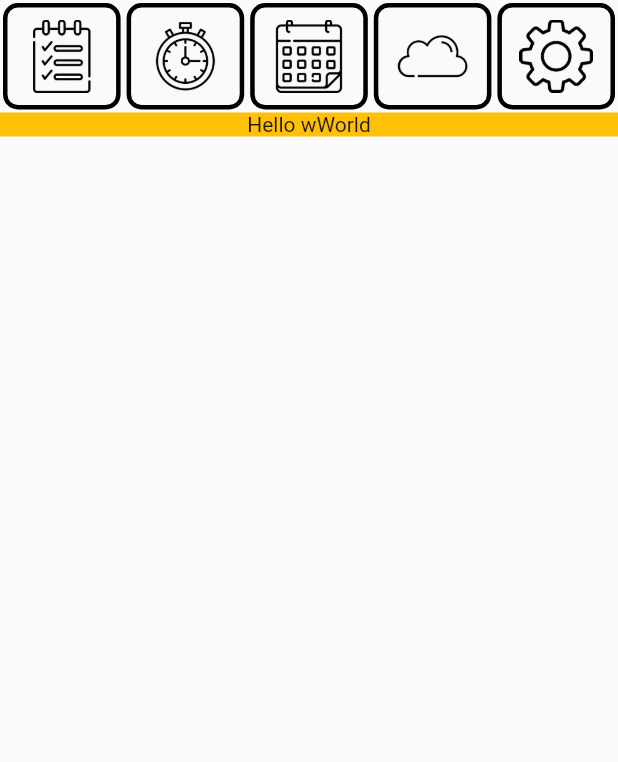
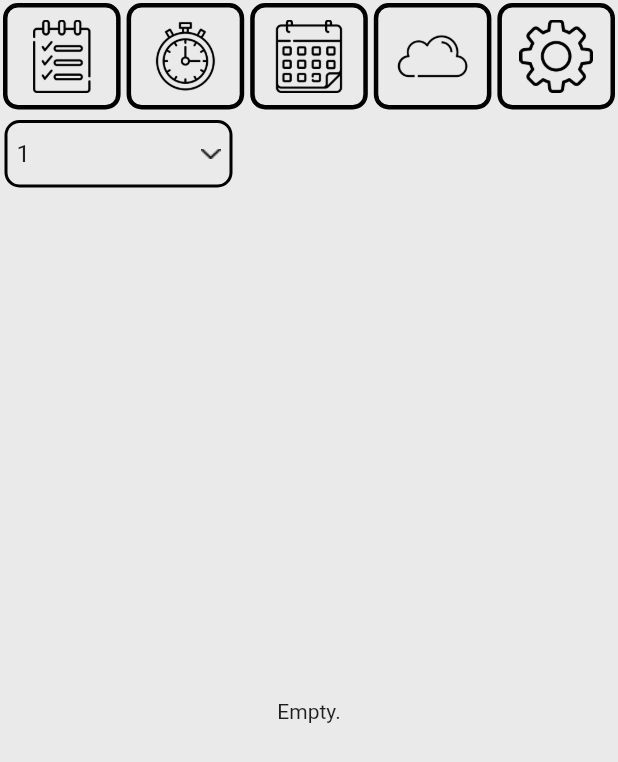
Before and after one commit to cancaglar/to-do_app_flutter, a Flutter app: the screen it shows after launch, on a phone screen of 412 x 824 dp. Shown: the top 762 px of the screen. Run offline on Flutter 3.47's test engine with Material 2 defaults, Android fonts, the phone set to English and light mode, and no system bars.

Commit message:
ListView class,  constans class  and some icons added

```diff
--- /dev/null
+++ b/lib/constants.dart
@@ -0,0 +1,3 @@
+import 'package:flutter/material.dart';
+
+const Color APP_DEFAULT_COLOR = Color(0xffEAEAEA);
--- a/lib/main.dart
+++ b/lib/main.dart
@@ -1,5 +1,6 @@
 import 'package:flutter/material.dart';
 import 'package:todoapp/toDoPage.dart';
+import 'package:todoapp/constants.dart';
 
 void main() {
   runApp(HomePage());
@@ -11,8 +12,9 @@ class HomePage extends StatelessWidget {
   @override
   Widget build(BuildContext context) {
     return MaterialApp(
-      color: Colors.white,
+      color: APP_DEFAULT_COLOR,
       home: Scaffold(
+        backgroundColor: APP_DEFAULT_COLOR,
         body: TodoPage(),
       ),
     );
--- /dev/null
+++ b/lib/myListView.dart
@@ -0,0 +1,45 @@
+import 'package:flutter/material.dart';
+
+import 'constants.dart';
+
+class MyListView extends StatefulWidget {
+  const MyListView({Key? key}) : super(key: key);
+
+  @override
+  _MyListViewState createState() => _MyListViewState();
+}
+
+class _MyListViewState extends State<MyListView> {
+  @override
+  Widget build(BuildContext context) {
+    return Expanded(
+      child: EmptyContainer(true),
+    );
+  }
+
+  Container EmptyContainer(bool isListEmpty) {
+    if (isListEmpty == true) {
+      return Container(
+        alignment: Alignment.center,
+        margin: EdgeInsets.all(5),
+        color: APP_DEFAULT_COLOR,
+        child: ListView(
+          shrinkWrap: true,
+          children: [
+            Center(
+              child: Text('Empty.'),
+            ),
+          ],
+        ),
+      );
+    } else {
+      return ContainerList();
+    }
+  }
+}
+
+Container ContainerList() {
+  return Container(
+    child: Text('List is not empty'),
+  );
+}
--- a/lib/toDoPage.dart
+++ b/lib/toDoPage.dart
@@ -1,5 +1,8 @@
 import 'package:flutter/material.dart';
 import 'package:todoapp/myTabBar.dart';
+import 'package:todoapp/constants.dart';
+
+import 'myListView.dart';
 
 class TodoPage extends StatefulWidget {
   const TodoPage({Key? key}) : super(key: key);
@@ -9,6 +12,8 @@ class TodoPage extends StatefulWidget {
 }
 
 class _TodoPageState extends State<TodoPage> {
+  String dropdownValue = '1';
+
   @override
   Widget build(BuildContext context) {
     return SafeArea(
@@ -22,12 +27,48 @@ class _TodoPageState extends State<TodoPage> {
             children: [
               Expanded(
                 child: Container(
-                  color: Colors.amber,
-                  child: Center(child: Text("Hello wWorld")),
+                  margin: EdgeInsets.only(left: 3, top: 5),
+                  child: Row(
+                    children: [
+                      Ink(
+                        width: 152,
+                        height: 45,
+                        padding: EdgeInsets.all(6),
+                        decoration: BoxDecoration(
+                          border: Border.all(color: Colors.black, width: 2),
+                          borderRadius: BorderRadius.circular(10),
+                        ),
+                        child: DropdownButtonHideUnderline(
+                          child: DropdownButton<String>(
+                            value: dropdownValue,
+                            isExpanded: true,
+                            icon: Image.asset('assets/down-list-arrow.png'),
+                            iconSize: 10,
+                            elevation: 16,
+                            onChanged: (String? newValue) {
+                              setState(() {
+                                dropdownValue = newValue!;
+                              });
+                            },
+                            items: <String>['1', '2', '3', '4']
+                                .map<DropdownMenuItem<String>>((String value) {
+                              return DropdownMenuItem<String>(
+                                value: value,
+                                child: Text(
+                                  value,
+                                ),
+                              );
+                            }).toList(),
+                          ),
+                        ),
+                      )
+                    ],
+                  ),
                 ),
               ),
             ],
           ),
+          MyListView()
         ],
       ),
     ));
```
Also changed, not shown: assets/down-list-arrow.png (added), assets/plus-button.png (added), assets/small-box-button.png (added), assets/tag-button.png (added), assets/tag-sort-button.png (added), assets/title-button.png (added).
